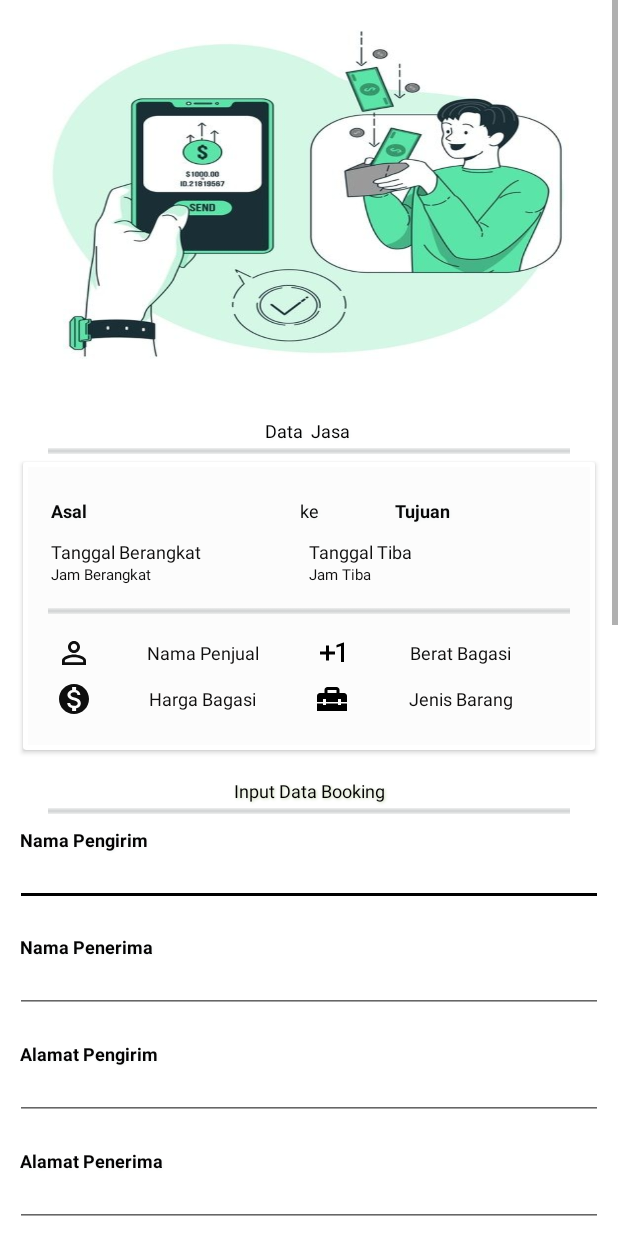
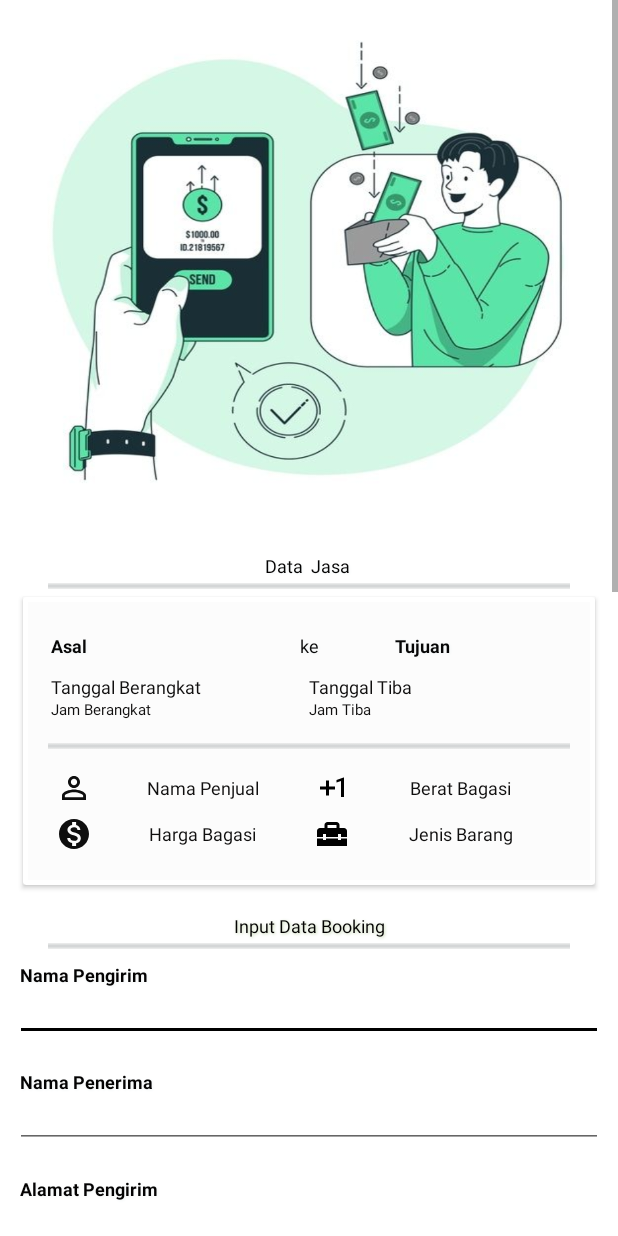
Before and after one commit to CindoddCindy/LuggagesForSeller, an Android app: the PaymentDirectActivity screen opened directly, with no data from a screen before it, on a phone screen of 412 x 824 dp. Run offline under Robolectric (Android 15) with nearby library versions, the phone set to English and light mode, and no system bars.

Commit message:
tambah id

```diff
--- a/_nitipAplicationPembeli/app/src/main/res/layout/activity_payment_direct.xml
+++ b/_nitipAplicationPembeli/app/src/main/res/layout/activity_payment_direct.xml
@@ -18,7 +18,7 @@
                 android:background="@drawable/payment_direct_dua"
                 android:layout_weight="1"
                 android:layout_width="match_parent"
-                android:layout_height="260dp"
+                android:layout_height="350dp"
                 android:orientation="vertical">
 
             </LinearLayout>
@@ -76,7 +76,7 @@
                             android:layout_height="wrap_content"
                             android:orientation="horizontal">
                             <TextView
-                                android:id="@+id/tv_pay_in_lugg_asal"
+                                android:id="@+id/tv_dir_pay_in_lugg_asal"
                                 android:layout_weight="1"
                                 android:shadowColor="#F1F5F6"
                                 android:shadowRadius="2"
@@ -113,7 +113,7 @@
 
                             </TextView>
                             <TextView
-                                android:id="@+id/tv_pay_in_lugg_tujuan"
+                                android:id="@+id/tv_dir_pay_in_lugg_tujuan"
                                 android:layout_weight="1"
                                 android:shadowColor="#F1F5F6"
                                 android:shadowRadius="2"
@@ -147,7 +147,7 @@
                                 android:orientation="vertical"
                                 android:layout_weight="1">
                                 <TextView
-                                    android:id="@+id/tv_pay_in_lugg_tgal_going"
+                                    android:id="@+id/tv_dir_pay_in_lugg_tgal_going"
                                     android:layout_marginLeft="5dp"
                                     android:layout_weight="1"
                                     android:layout_marginBottom="0dp"
@@ -165,7 +165,7 @@
                                 </TextView>
 
                                 <TextView
-                                    android:id="@+id/tv_pay_in_lugg_time_going"
+                                    android:id="@+id/tv_dir_pay_in_lugg_time_going"
                                     android:layout_marginLeft="5dp"
                                     android:layout_weight="1"
                                     android:layout_marginBottom="5dp"
@@ -193,7 +193,7 @@
                                 android:orientation="vertical"
                                 android:layout_weight="1">
                                 <TextView
-                                    android:id="@+id/tv_pay_in_lugg_tgal_arr"
+                                    android:id="@+id/tv_dir_pay_in_lugg_tgal_arr"
                                     android:layout_weight="1"
                                     android:layout_marginBottom="0dp"
                                     android:textColor="#100F0F"
@@ -210,7 +210,7 @@
                                 </TextView>
 
                                 <TextView
-                                    android:id="@+id/tv_pay_in_lugg_time_arr"
+                                    android:id="@+id/tv_dir_pay_in_lugg_time_arr"
                                     android:layout_weight="1"
                                     android:layout_marginBottom="5dp"
                                     android:textColor="#100F0F"
@@ -258,7 +258,7 @@
                                 android:orientation="vertical">
 
                                 <TextView
-                                    android:id="@+id/tv_pay_in_lugg_nama_seller"
+                                    android:id="@+id/tv_dir_pay_in_lugg_nama_seller"
                                     android:layout_margin="3dp"
                                     android:drawableLeft="@drawable/ic_baseline_perm_identity_24"
                                     android:layout_weight="1"
@@ -276,7 +276,7 @@
 
                                 </TextView>
                                 <TextView
-                                    android:id="@+id/tv_pay_in_lugg_price"
+                                    android:id="@+id/tv_dir_pay_in_lugg_price"
                                     android:layout_margin="3dp"
                                     android:drawableLeft="@drawable/ic_baseline_monetization_on_24"
                                     android:layout_weight="1"
@@ -303,7 +303,7 @@
                                 android:layout_height="wrap_content"
                                 android:orientation="vertical">
                                 <TextView
-                                    android:id="@+id/tv_pay_in_lugg_height"
+                                    android:id="@+id/tv_dir_pay_in_lugg_height"
                                     android:layout_margin="3dp"
                                     android:drawableLeft="@drawable/ic_baseline_exposure_plus_1_24"
                                     android:layout_weight="1"
@@ -322,7 +322,7 @@
                                 </TextView>
 
                                 <TextView
-                                    android:id="@+id/tv_pay_in_lugg_type"
+                                    android:id="@+id/tv_dir_pay_in_lugg_type"
                                     android:layout_margin="3dp"
                                     android:drawableLeft="@drawable/ic_baseline_home_repair_service_24"
                                     android:layout_weight="1"
@@ -352,7 +352,7 @@
 
                     </LinearLayout>
                 </androidx.cardview.widget.CardView>
-<TextView
+                <TextView
                     android:shadowColor="#CADAB7"
                     android:shadowRadius="2"
                     android:shadowDx="1"
@@ -399,7 +399,7 @@
                 </TextView>
 
                 <EditText
-                    android:id="@+id/et_book_in_by_nama_pengirim"
+                    android:id="@+id/et_dir_pay_in_by_nama_pengirim"
                     android:padding="3dp"
                     android:layout_marginBottom="10dp"
                     android:layout_marginTop="5dp"
@@ -432,7 +432,7 @@
                 </TextView>
 
                 <EditText
-                    android:id="@+id/et_book_in_by_nama_penerima"
+                    android:id="@+id/et_dir_pay_book_in_by_nama_penerima"
                     android:padding="3dp"
                     android:layout_marginBottom="10dp"
                     android:layout_marginTop="5dp"
@@ -465,7 +465,7 @@
                 </TextView>
 
                 <EditText
-                    android:id="@+id/et_book_in_by_alamat_pengirim"
+                    android:id="@+id/et_dir_pay_book_in_by_alamat_pengirim"
                     android:padding="3dp"
                     android:layout_marginBottom="10dp"
                     android:layout_marginTop="5dp"
@@ -498,7 +498,7 @@
                 </TextView>
 
                 <EditText
-                    android:id="@+id/et_book_in_by_alamat_penerima"
+                    android:id="@+id/et_dir_pay_book_in_by_alamat_penerima"
                     android:padding="3dp"
                     android:layout_marginBottom="10dp"
                     android:layout_marginTop="5dp"
@@ -531,7 +531,7 @@
                 </TextView>
 
                 <EditText
-                    android:id="@+id/et_book_in_by_berat_kg"
+                    android:id="@+id/et_dir_pay_book_in_by_berat_kg"
                     android:padding="3dp"
                     android:layout_marginBottom="10dp"
                     android:layout_marginTop="5dp"
@@ -564,7 +564,7 @@
                 </TextView>
 
                 <EditText
-                    android:id="@+id/et_book_in_by_jenis_barang"
+                    android:id="@+id/et_dir_pay_book_in_by_jenis_barang"
                     android:padding="3dp"
                     android:layout_marginBottom="10dp"
                     android:layout_marginTop="5dp"
@@ -636,7 +636,7 @@
 
 
                             <TextView
-                                android:id="@+id/tv_pay_in_tf_nama_akun_penerima"
+                                android:id="@+id/tv_dir_pay_in_tf_nama_akun_penerima"
                                 android:padding="5dp"
                                 android:drawableLeft="@drawable/ic_baseline_perm_identity_24"
                                 android:layout_marginBottom="10dp"
@@ -652,7 +652,7 @@
 
                             </TextView>
                             <TextView
-                                android:id="@+id/tv_pay_in_tf_in_no_rek"
+                                android:id="@+id/tv_dir_pay_in_tf_in_no_rek"
                                 android:padding="5dp"
                                 android:drawableLeft="@drawable/ic_baseline_chevron_right_24"
                                 android:layout_marginBottom="10dp"
@@ -669,7 +669,7 @@
                             </TextView>
 
                             <TextView
-                                android:id="@+id/tv_pay_in_tf_nama_bank"
+                                android:id="@+id/tv_dir_pay_in_tf_nama_bank"
                                 android:padding="5dp"
                                 android:drawableLeft="@drawable/ic_baseline_other_houses_24"
                                 android:layout_marginBottom="10dp"
@@ -686,7 +686,7 @@
                             </TextView>
 
                             <TextView
-                                android:id="@+id/tv_pay_in_tf_jumlah_uang"
+                                android:id="@+id/tv_dir_pay_in_tf_jumlah_uang"
                                 android:padding="5dp"
                                 android:drawableLeft="@drawable/ic_baseline_monetization_on_24"
                                 android:layout_marginBottom="10dp"
@@ -771,7 +771,7 @@
                 </TextView>
 
                 <EditText
-                    android:id="@+id/et_pay_in_by_tf_nama_pengirim"
+                    android:id="@+id/et_dir_pay_in_by_tf_nama_pengirim"
                     android:padding="3dp"
                     android:layout_marginBottom="10dp"
                     android:layout_marginTop="5dp"
@@ -805,7 +805,7 @@
                 </TextView>
 
                 <EditText
-                    android:id="@+id/et_pay_in_by_tf_bank_asal"
+                    android:id="@+id/et_dir_pay_in_by_tf_bank_asal"
                     android:padding="3dp"
                     android:layout_marginBottom="10dp"
                     android:layout_marginTop="5dp"
@@ -839,7 +839,7 @@
                 </TextView>
 
                 <EditText
-                    android:id="@+id/et_pay_in_by_tf_tgal_tf"
+                    android:id="@+id/et_dir_pay_in_by_tf_tgal_tf"
                     android:padding="3dp"
                     android:layout_marginBottom="10dp"
                     android:layout_marginTop="5dp"
@@ -873,7 +873,7 @@
                 </TextView>
 
                 <EditText
-                    android:id="@+id/et_pay_in_by_tf_jumlah_uang"
+                    android:id="@+id/et_dir_pay_in_by_tf_jumlah_uang"
                     android:padding="3dp"
                     android:layout_marginBottom="10dp"
                     android:layout_marginTop="5dp"
@@ -889,7 +889,7 @@
 
 
                 <TextView
-                    android:id="@+id/tv_pay_in_btn_bayar"
+                    android:id="@+id/tv_dir_pay_in_btn_bayar"
                     android:layout_marginBottom="15dp"
                     android:layout_marginTop="10dp"
                     android:layout_marginLeft="10dp"
```
